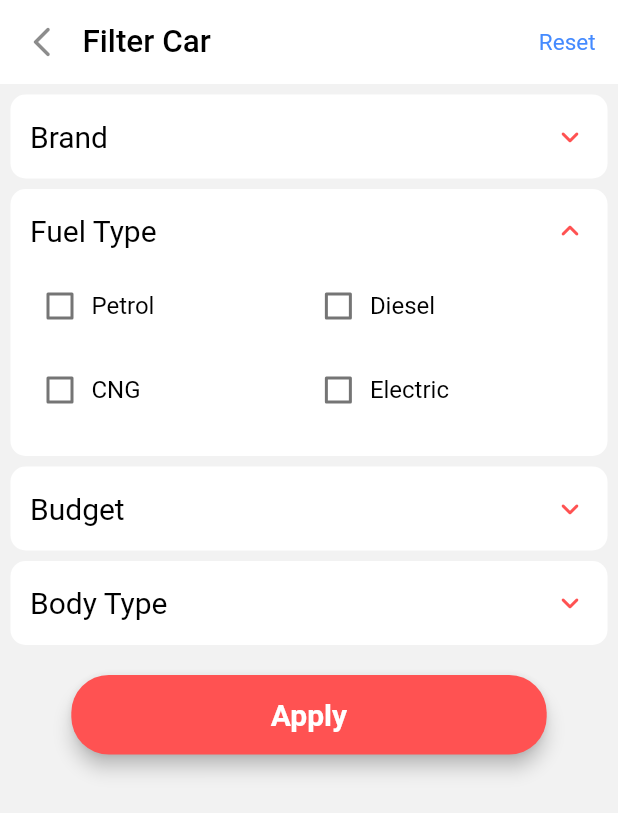
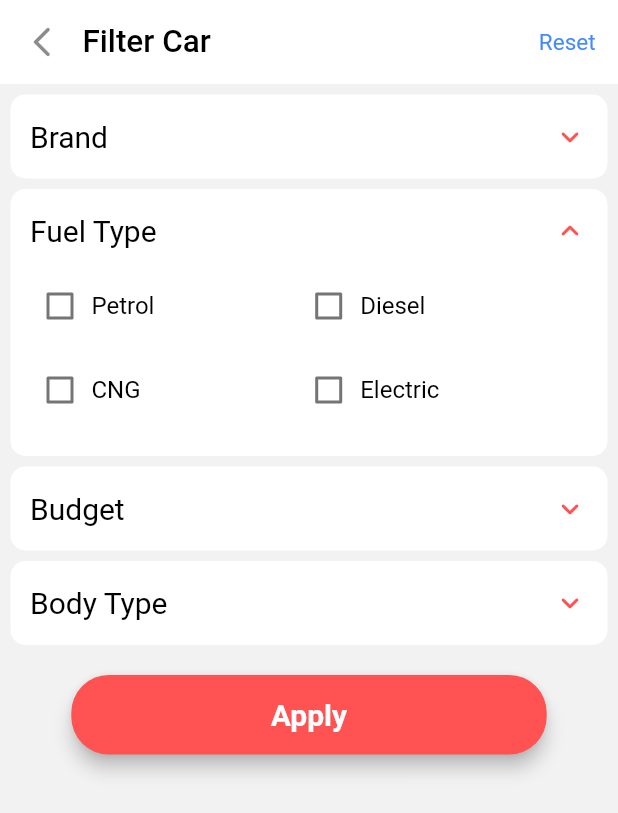
Before and after one commit to jenish2002/CloudCar, a Flutter app: the screen it shows once a user with an empty profile is signed in, scrolled down 56 dp, after a tap on "Fuel Type", on a phone screen of 412 x 824 dp. Shown: the top 813 px of the screen. Run offline on Flutter 3.47's test engine with Material 2 defaults, Android fonts, the phone set to English and light mode, and no system bars; our stand-ins replace cloud_firestore, firebase_auth, firebase_core, fluttertoast; accounts and stored records are empty.

Commit message:
20th Commit

```diff
--- a/lib/screens/compare_car_screen.dart
+++ b/lib/screens/compare_car_screen.dart
@@ -241,7 +241,7 @@ class _CompareCarScreenState extends State<CompareCarScreen>{
   Widget selectCarDesign(_height, _width, car_name) {
     return Container(
       width: _width - 40,
-      height: _height / 5,
+      //height: _height / 5,
       decoration: BoxDecoration(
         border: Border.all(
           color: Colors.redAccent,
--- a/lib/screens/filter_car_screen.dart
+++ b/lib/screens/filter_car_screen.dart
@@ -187,12 +187,12 @@ class _FilterCarState extends State<FilterCar> {
                                     Row(
                                       children: <Widget>[
                                         SizedBox(
-                                          width: _width/2.22,
+                                          width: _width/2.3,
                                           child: displayCheckbox(carBrands[i], checkedBrand.values.elementAt(i), "brand"),
                                         ),
                                         ((i + 1) < carBrands.length) ?
                                         SizedBox(
-                                          width: _width/2.22,
+                                          width: _width/2.3,
                                           child: displayCheckbox(carBrands[i+1], checkedBrand.values.elementAt(i+1), "brand"),
                                         ) : Container(),
                                       ],
@@ -231,12 +231,12 @@ class _FilterCarState extends State<FilterCar> {
                                     Row(
                                       children: <Widget>[
                                         SizedBox(
-                                          width: _width/2.22,
+                                          width: _width/2.3,
                                           child: displayCheckbox(checkedFuel.keys.elementAt(i), checkedFuel.values.elementAt(i), "fuel"),
                                         ),
                                         ((i + 1) < checkedFuel.length) ?
                                         SizedBox(
-                                          width: _width/2.22,
+                                          width: _width/2.3,
                                           child: displayCheckbox(checkedFuel.keys.elementAt(i+1), checkedFuel.values.elementAt(i+1), "fuel"),
                                         ) : Container(),
                                       ],
```
Also changed, not shown: lib/screens/home_screen.dart (+12 -3 lines).
